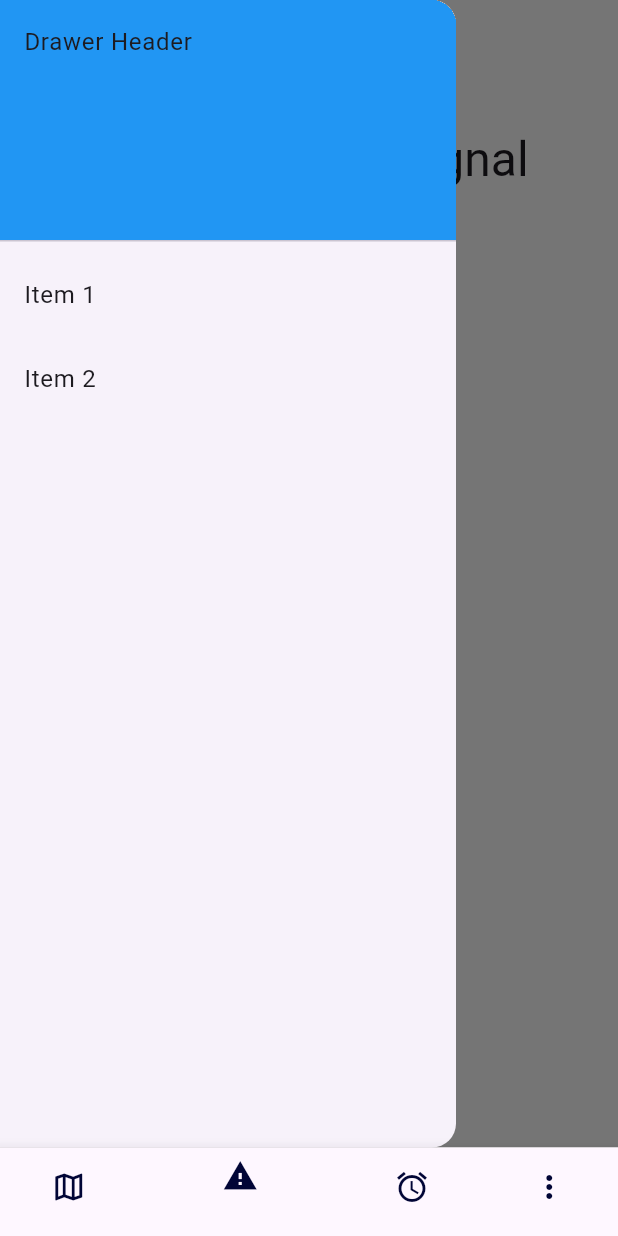
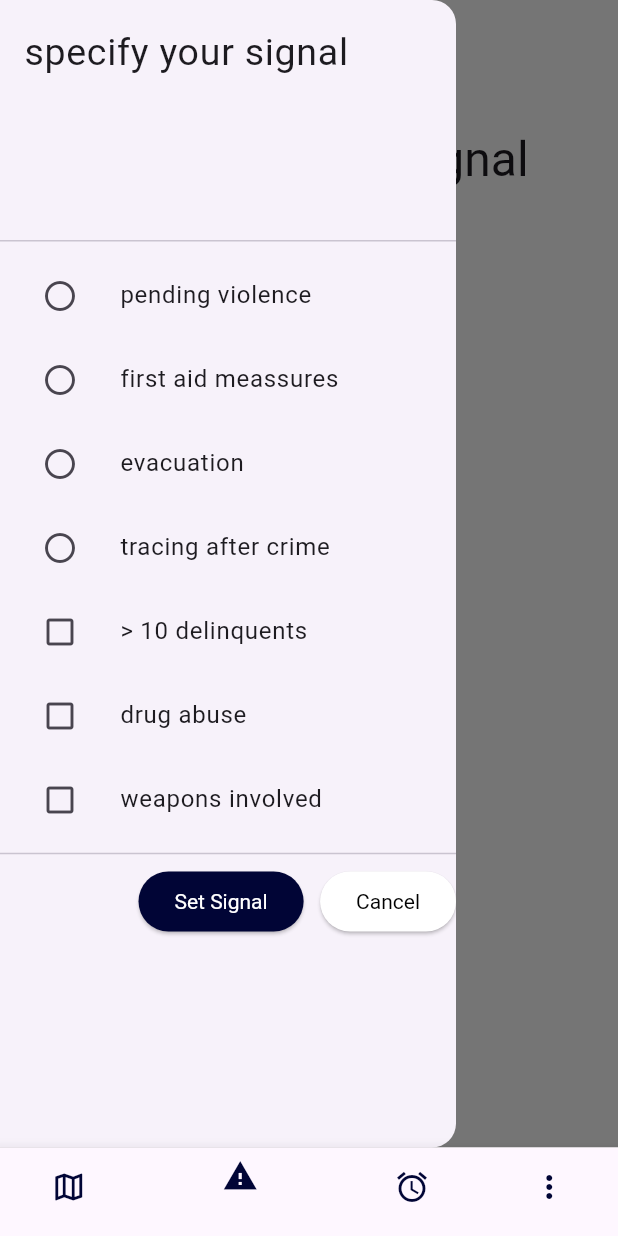
Before and after one commit to RaphaelBirkl1991/ForHelpersApp, a Flutter app: the screen it shows after launch, item 2 of the bottom bar chosen, with the side drawer open, on a phone screen of 412 x 824 dp. Run offline on Flutter 3.47's test engine with Material 3 defaults, Android fonts, the phone set to English and light mode, and no system bars.

Commit message:
drawer improved

```diff
--- a/lib/presentation/smoke_screen.dart
+++ b/lib/presentation/smoke_screen.dart
@@ -18,25 +18,96 @@ class _SmokeSignalScreenState extends State<SmokeSignalScreen> {
           padding: EdgeInsets.zero,
           children: [
             const DrawerHeader(
-              decoration: BoxDecoration(
-                color: Colors.blue,
+              child: Text(
+                'specify your signal',
+                style: TextStyle(fontSize: 25),
               ),
-              child: Text('Drawer Header'),
             ),
             ListTile(
-              title: const Text('Item 1'),
+              leading: IconButton(
+                  onPressed: () {},
+                  icon: const Icon(Icons.radio_button_unchecked)),
+              title: const Text('pending violence'),
               onTap: () {
                 // Update the state of the app.
                 // ...
               },
             ),
             ListTile(
-              title: const Text('Item 2'),
+              leading: IconButton(
+                  onPressed: () {},
+                  icon: const Icon(Icons.radio_button_unchecked)),
+              title: const Text('first aid meassures'),
               onTap: () {
                 // Update the state of the app.
                 // ...
               },
             ),
+            ListTile(
+              leading: IconButton(
+                  onPressed: () {},
+                  icon: const Icon(Icons.radio_button_unchecked)),
+              title: const Text('evacuation'),
+              onTap: () {
+                // Update the state of the app.
+                // ...
+              },
+            ),
+            ListTile(
+              leading: IconButton(
+                  onPressed: () {},
+                  icon: const Icon(Icons.radio_button_unchecked)),
+              title: const Text('tracing after crime'),
+              onTap: () {
+                // Update the state of the app.
+                // ...
+              },
+            ),
+            const Spacer(),
+            const Spacer(),
+            ListTile(
+              leading: IconButton(
+                  onPressed: () {},
+                  icon: const Icon(Icons.check_box_outline_blank)),
+              title: const Text("> 10 delinquents"),
+              onTap: () {},
+            ),
+            ListTile(
+              leading: IconButton(
+                  onPressed: () {},
+                  icon: const Icon(Icons.check_box_outline_blank)),
+              title: const Text("drug abuse"),
+              onTap: () {},
+            ),
+            ListTile(
+              leading: IconButton(
+                  onPressed: () {},
+                  icon: const Icon(Icons.check_box_outline_blank)),
+              title: const Text("weapons involved"),
+              onTap: () {},
+            ),
+            const Divider(),
+            Row(
+              children: [
+                const Spacer(),
+                ElevatedButton(
+                    onPressed: () {},
+                    child: const Text(
+                      "Set Signal",
+                      style: TextStyle(color: Colors.white),
+                    )),
+                const SizedBox(width: 11),
+                ElevatedButton(
+                  onPressed: () {},
+                  style: ButtonStyle(
+                    backgroundColor:
+                        MaterialStateProperty.all<Color>(Colors.white),
+                  ),
+                  child: const Text("Cancel",
+                      style: TextStyle(color: Colors.black)),
+                ),
+              ],
+            )
           ],
         ),
       ),
```
